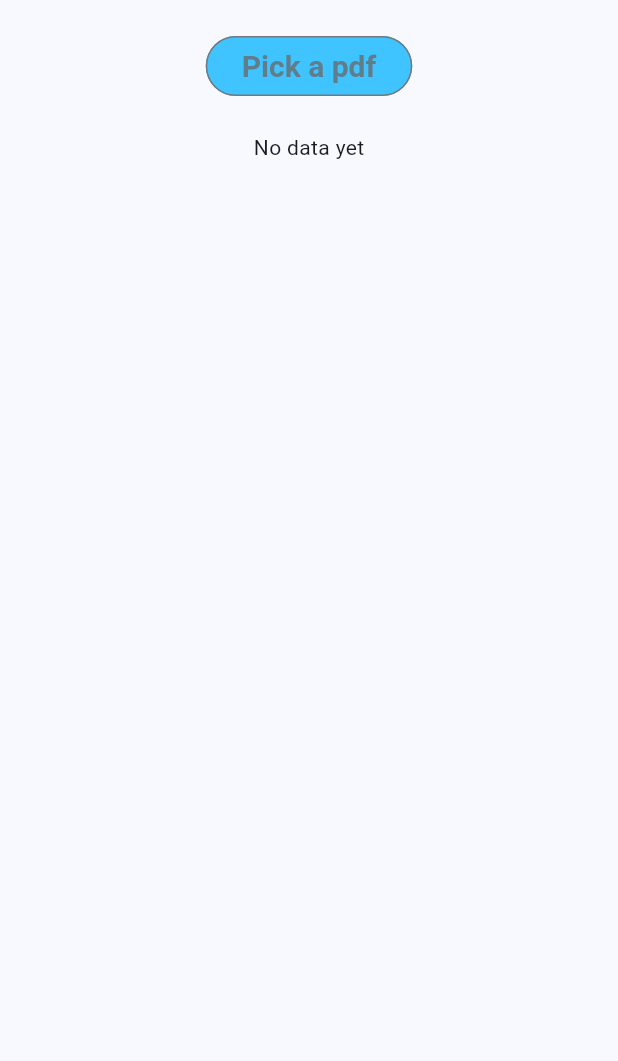
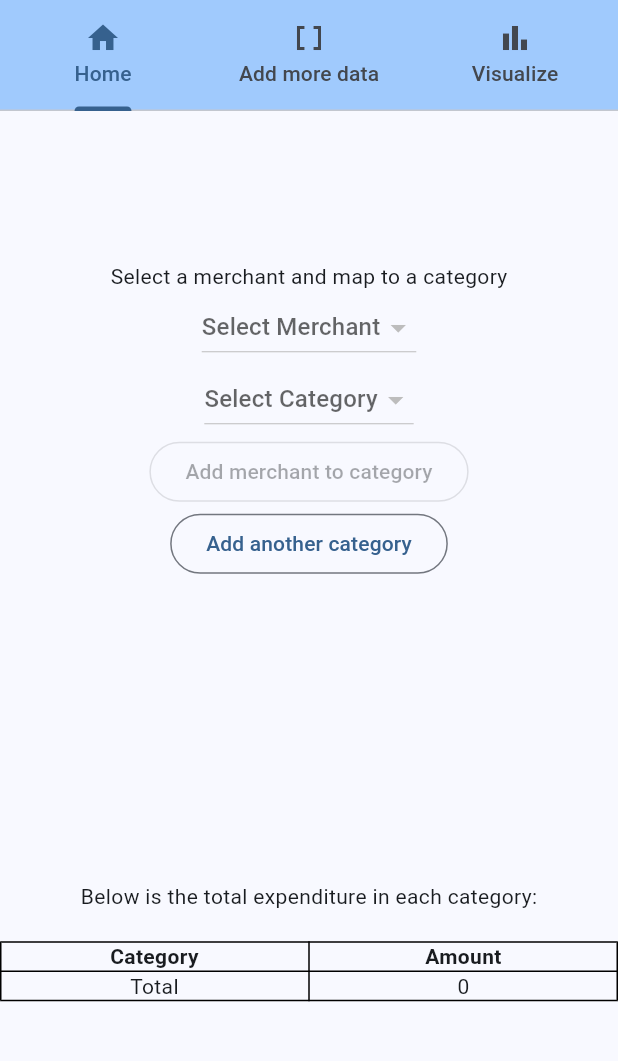
Before and after one commit to Shashwat-Garg/kharcha-graph, a Flutter app: the screen it shows after launch, on a phone screen of 412 x 824 dp, the part 84-1145 px from its top. Run offline on Flutter 3.47's test engine with Material 3 defaults, Android fonts, the light colour scheme and no system bars; our stand-ins replace file_picker, get_it, permission_handler, sqflite_common_ffi; missing offline and left inert: syncfusion_flutter_pdf; accounts and stored records are empty.

Commit message:
creating tabbed experience

```diff
--- a/lib/main.dart
+++ b/lib/main.dart
@@ -160,22 +160,6 @@ class _KharchaGraphHomePageState extends State<KharchaGraphHomePage> {
     }
   }
 
-  Widget _renderChild() {
-    if (_showLoader) {
-      return const Center(child: CircularProgressIndicator());
-    }
-
-    return Column(
-      mainAxisAlignment: MainAxisAlignment.start,
-      children: [
-        const SizedBox(height: 20),
-        _renderPickPdfButton(),
-        const SizedBox(height: 20),
-        _transactionsList.isNotEmpty ? _renderCategorization() : const Text(r'No data yet'),
-      ],
-    );
-  }
-
   Widget _renderPickPdfButton() {
     return Center(
       child: OutlinedButton(
@@ -193,7 +177,21 @@ class _KharchaGraphHomePageState extends State<KharchaGraphHomePage> {
     );
   }
 
-  Widget _renderCategorization() {
+  Widget _renderHome() {
+    if (_showLoader) {
+      return const Center(child: CircularProgressIndicator());
+    }
+
+    return Column(
+      mainAxisAlignment: MainAxisAlignment.spaceAround,
+      children: [
+        _renderCategorizationInput(),
+        _renderCategorization()
+      ],
+    );
+  }
+
+  Widget _renderCategorizationInput() {
     return Column(
       mainAxisAlignment: MainAxisAlignment.center,
       children: [
@@ -245,19 +243,33 @@ class _KharchaGraphHomePageState extends State<KharchaGraphHomePage> {
           onPressed: () async { _addNewCategory(await CategoryAddDialog(context).openCategoryAddDialog()); },
           child: const Text(r'Add another category')
         ),
-        Container(
-          margin: const EdgeInsets.only(top: 20),
-          child: const Text(r'Below is the total expenditure in each category:'),
-        ),
-        Container(
-          margin: const EdgeInsets.only(top: 20),
-          child: Table(
+      ],
+    );
+  }
+
+  Widget _renderCategorization() {
+    return Column(
+      mainAxisAlignment: MainAxisAlignment.center,
+      children: [
+        const Text(r'Below is the total expenditure in each category:'),
+        const SizedBox(height: 20),
+        Table(
           border: TableBorder.all(color: Colors.black, style: BorderStyle.solid, width: 1),
           children: [ const TableRow(
               children: [
                 Text(r'Category', style: TextStyle(fontWeight: FontWeight.bold), textAlign: TextAlign.center,),
                 Text(r'Amount', style: TextStyle(fontWeight: FontWeight.bold), textAlign: TextAlign.center),
               ],
+            ),
+            // Shows the total expense
+            TableRow(
+              children: [
+                const Text(r'Total', textAlign: TextAlign.center),
+                Text(
+                  _transactionCategories.values.isEmpty ? r'0'
+                    : _transactionCategories.values.reduce((sum, value) => sum + value).toStringAsFixed(2),
+                  textAlign: TextAlign.center)
+              ]
             ),
             for (var category in _transactionCategories.keys) TableRow(
               children: [
@@ -267,25 +279,33 @@ class _KharchaGraphHomePageState extends State<KharchaGraphHomePage> {
             ),
           ],
         ),
-        ),
       ],
     );
   }
 
   @override
   Widget build(BuildContext context) {
-    return Scaffold(
+    return DefaultTabController(
+      length: 3,
+      child: Scaffold(
         appBar: AppBar(
           backgroundColor: Theme.of(context).colorScheme.inversePrimary,
           title: Text(widget.title),
+          bottom: const TabBar(
+            tabs: [
+              Tab(icon: Icon(Icons.home), text: r'Home',),
+              Tab(icon: Icon(Icons.data_array), text: r'Add more data'),
+              Tab(icon: Icon(Icons.bar_chart), text: r'Visualize')
+            ]
           ),
-      body: Flex(
-        direction: Axis.vertical,
+        ),
+        body: TabBarView(
           children: [
-          Expanded(
-            child: _renderChild(),
+            _renderHome(),
+            _renderPickPdfButton(),
+            const Text(r'Coming soon...'),
+          ],
         ),
-        ],
       ),
     );
   }
```
Lines whose indentation alone changed are shown as unchanged.
